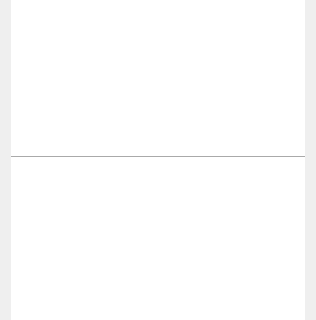
Old version of the form src/FormBoundaryConditions.ui in the repository Aiopr-bits/MAVES; both pictures show x 0 to 316 and y 158 to 478 of the 316 by 609 pixel window.
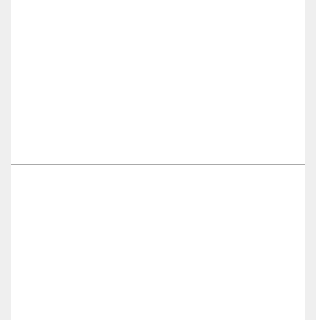
New version of the form.

Diff of the .ui file:
```diff
--- a/src/FormBoundaryConditions.ui
+++ b/src/FormBoundaryConditions.ui
@@ -266,25 +266,6 @@
              </item>
             </layout>
            </item>
-           <item>
-            <spacer name="verticalSpacer_2">
-             <property name="orientation">
-              <enum>Qt::Vertical</enum>
-             </property>
-             <property name="sizeType">
-              <enum>QSizePolicy::Fixed</enum>
-             </property>
-             <property name="sizeHint" stdset="0">
-              <size>
-               <width>20</width>
-               <height>10</height>
-              </size>
-             </property>
-            </spacer>
-           </item>
-           <item>
-            <widget class="QWidget" name="widget" native="true"/>
-           </item>
            <item>
             <spacer name="verticalSpacer">
              <property name="orientation">
```
